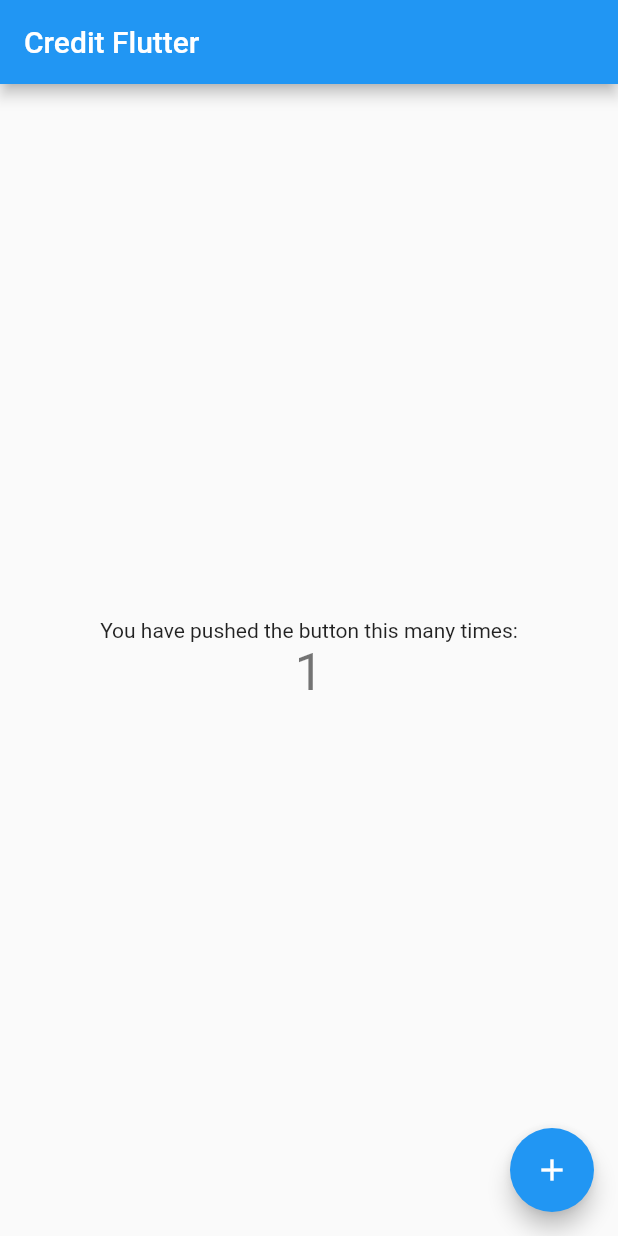
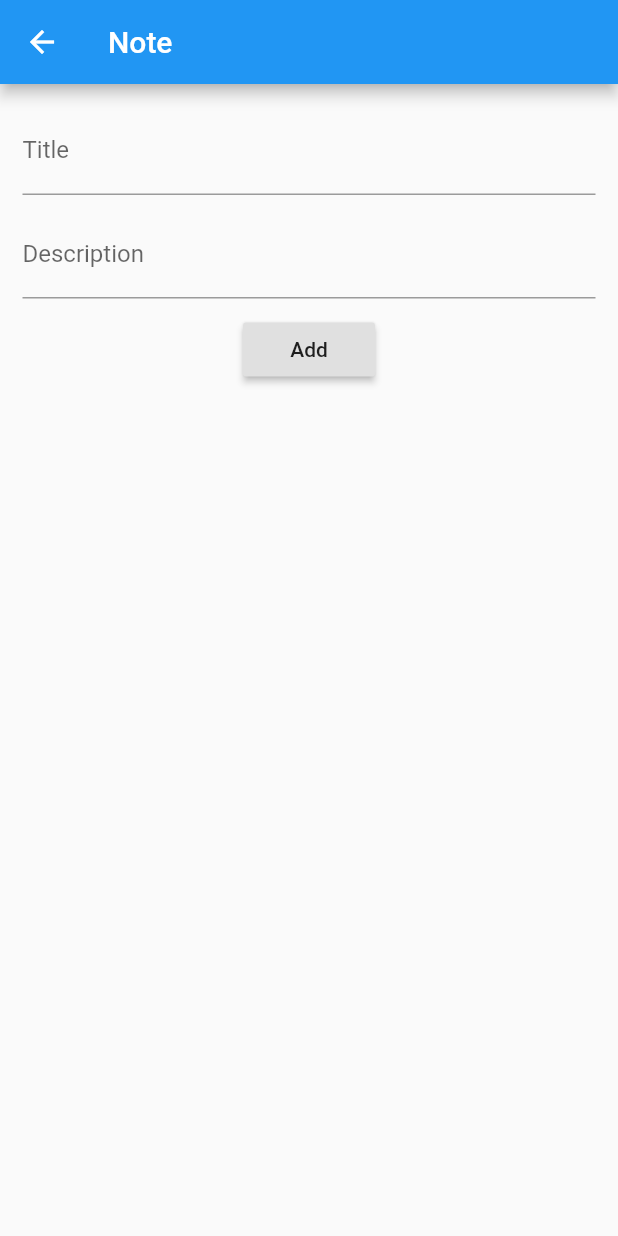
Before and after one commit to korakotlee/credit_flutter, a Flutter app: the screen it shows after launch, after a tap on the "add" icon, on a phone screen of 412 x 824 dp. Run offline on Flutter 3.47's test engine with Material 2 defaults, Android fonts, the phone set to English and light mode, and no system bars; our stand-ins replace sqflite; accounts and stored records are empty.

Commit message:
done example from https://grokonez.com/android/flutter-sqlite-example-listview-crud-operations-sqflite-plugin

```diff
--- a/lib/main.dart
+++ b/lib/main.dart
@@ -1,109 +1,9 @@
 import 'package:flutter/material.dart';
+import 'package:credit_flutter/ui/listview_note.dart';
 
-void main() => runApp(new MyApp());
-
-class MyApp extends StatelessWidget {
-  // This widget is the root of your application.
-  @override
-  Widget build(BuildContext context) {
-    return new MaterialApp(
-      title: 'Flutter Demo',
-      theme: new ThemeData(
-        // This is the theme of your application.
-        //
-        // Try running your application with "flutter run". You'll see the
-        // application has a blue toolbar. Then, without quitting the app, try
-        // changing the primarySwatch below to Colors.green and then invoke
-        // "hot reload" (press "r" in the console where you ran "flutter run",
-        // or press Run > Flutter Hot Reload in IntelliJ). Notice that the
-        // counter didn't reset back to zero; the application is not restarted.
-        primarySwatch: Colors.blue,
+void main() => runApp(
+      MaterialApp(
+        title: 'Returning Data',
+        home: ListViewNote(),
       ),
-      home: new MyHomePage(title: 'Credit Flutter'),
     );
-  }
-}
-
-class MyHomePage extends StatefulWidget {
-  MyHomePage({Key key, this.title}) : super(key: key);
-
-  // This widget is the home page of your application. It is stateful, meaning
-  // that it has a State object (defined below) that contains fields that affect
-  // how it looks.
-
-  // This class is the configuration for the state. It holds the values (in this
-  // case the title) provided by the parent (in this case the App widget) and
-  // used by the build method of the State. Fields in a Widget subclass are
-  // always marked "final".
-
-  final String title;
-
-  @override
-  _MyHomePageState createState() => new _MyHomePageState();
-}
-
-class _MyHomePageState extends State<MyHomePage> {
-  int _counter = 0;
-
-  void _incrementCounter() {
-    setState(() {
-      // This call to setState tells the Flutter framework that something has
-      // changed in this State, which causes it to rerun the build method below
-      // so that the display can reflect the updated values. If we changed
-      // _counter without calling setState(), then the build method would not be
-      // called again, and so nothing would appear to happen.
-      _counter++;
-    });
-  }
-
-  @override
-  Widget build(BuildContext context) {
-    // This method is rerun every time setState is called, for instance as done
-    // by the _incrementCounter method above.
-    //
-    // The Flutter framework has been optimized to make rerunning build methods
-    // fast, so that you can just rebuild anything that needs updating rather
-    // than having to individually change instances of widgets.
-    return new Scaffold(
-      appBar: new AppBar(
-        // Here we take the value from the MyHomePage object that was created by
-        // the App.build method, and use it to set our appbar title.
-        title: new Text(widget.title),
-      ),
-      body: new Center(
-        // Center is a layout widget. It takes a single child and positions it
-        // in the middle of the parent.
-        child: new Column(
-          // Column is also layout widget. It takes a list of children and
-          // arranges them vertically. By default, it sizes itself to fit its
-          // children horizontally, and tries to be as tall as its parent.
-          //
-          // Invoke "debug paint" (press "p" in the console where you ran
-          // "flutter run", or select "Toggle Debug Paint" from the Flutter tool
-          // window in IntelliJ) to see the wireframe for each widget.
-          //
-          // Column has various properties to control how it sizes itself and
-          // how it positions its children. Here we use mainAxisAlignment to
-          // center the children vertically; the main axis here is the vertical
-          // axis because Columns are vertical (the cross axis would be
-          // horizontal).
-          mainAxisAlignment: MainAxisAlignment.center,
-          children: <Widget>[
-            new Text(
-              'You have pushed the button this many times:',
-            ),
-            new Text(
-              '$_counter',
-              style: Theme.of(context).textTheme.display1,
-            ),
-          ],
-        ),
-      ),
-      floatingActionButton: new FloatingActionButton(
-        onPressed: _incrementCounter,
-        tooltip: 'Increment',
-        child: new Icon(Icons.add),
-      ), // This trailing comma makes auto-formatting nicer for build methods.
-    );
-  }
-}
--- a/lib/model/card.dart
+++ b/lib/model/note.dart
@@ -1,11 +1,11 @@
-class Card {
+class Note {
   int _id;
   String _title;
   String _description;
 
-  Card(this._title, this._description);
+  Note(this._title, this._description);
 
-  Card.map(dynamic obj) {
+  Note.map(dynamic obj) {
     this._id = obj['id'];
     this._title = obj['title'];
     this._description = obj['description'];
@@ -26,7 +26,7 @@ class Card {
     return map;
   }
 
-  Card.fromMap(Map<String, dynamic> map) {
+  Note.fromMap(Map<String, dynamic> map) {
     this._id = map['id'];
     this._title = map['title'];
     this._description = map['description'];
--- /dev/null
+++ b/lib/ui/listview_note.dart
@@ -0,0 +1,137 @@
+import 'package:flutter/material.dart';
+import 'package:credit_flutter/model/note.dart';
+import 'package:credit_flutter/util/database_helper.dart';
+import 'package:credit_flutter/ui/note_screen.dart';
+
+class ListViewNote extends StatefulWidget {
+  @override
+  _ListViewNoteState createState() => new _ListViewNoteState();
+}
+
+class _ListViewNoteState extends State<ListViewNote> {
+  List<Note> items = new List();
+  DatabaseHelper db = new DatabaseHelper();
+
+  @override
+  void initState() {
+    super.initState();
+
+    db.getAllNotes().then((notes) {
+      setState(() {
+        notes.forEach((note) {
+          items.add(Note.fromMap(note));
+        });
+      });
+    });
+  }
+
+  @override
+  Widget build(BuildContext context) {
+    return MaterialApp(
+      title: 'JSA ListView Demo',
+      home: Scaffold(
+        appBar: AppBar(
+          title: Text('KoCard'),
+          centerTitle: true,
+          backgroundColor: Colors.blue,
+        ),
+        body: Center(
+          child: ListView.builder(
+              itemCount: items.length,
+              padding: const EdgeInsets.all(15.0),
+              itemBuilder: (context, position) {
+                return Column(
+                  children: <Widget>[
+                    Divider(height: 5.0),
+                    ListTile(
+                      title: Text(
+                        '${items[position].title}',
+                        style: TextStyle(
+                          fontSize: 22.0,
+                          color: Colors.deepOrangeAccent,
+                        ),
+                      ),
+                      subtitle: Text(
+                        '${items[position].description}',
+                        style: new TextStyle(
+                          fontSize: 18.0,
+                          fontStyle: FontStyle.italic,
+                        ),
+                      ),
+                      leading: Column(
+                        children: <Widget>[
+                          Padding(padding: EdgeInsets.all(10.0)),
+                          CircleAvatar(
+                            backgroundColor: Colors.blueAccent,
+                            radius: 15.0,
+                            child: Text(
+                              '${items[position].id}',
+                              style: TextStyle(
+                                fontSize: 22.0,
+                                color: Colors.white,
+                              ),
+                            ),
+                          ),
+                          IconButton(
+                              icon: const Icon(Icons.remove_circle_outline),
+                              onPressed: () => _deleteNote(context, items[position], position)),
+                        ],
+                      ),
+                      onTap: () => _navigateToNote(context, items[position]),
+                    ),
+                  ],
+                );
+              }),
+        ),
+        floatingActionButton: FloatingActionButton(
+          child: Icon(Icons.add),
+          onPressed: () => _createNewNote(context),
+        ),
+      ),
+    );
+  }
+
+  void _deleteNote(BuildContext context, Note note, int position) async {
+    db.deleteNote(note.id).then((notes) {
+      setState(() {
+        items.removeAt(position);
+      });
+    });
+  }
+
+  void _navigateToNote(BuildContext context, Note note) async {
+    String result = await Navigator.push(
+      context,
+      MaterialPageRoute(builder: (context) => NoteScreen(note)),
+    );
+
+    if (result == 'update') {
+      db.getAllNotes().then((notes) {
+        setState(() {
+          items.clear();
+          notes.forEach((note) {
+            items.add(Note.fromMap(note));
+          });
+        });
+      });
+    }
+  }
+
+  void _createNewNote(BuildContext context) async {
+    String result = await Navigator.push(
+      context,
+      MaterialPageRoute(builder: (context) => NoteScreen(Note('', ''))),
+    );
+
+    if (result == 'save') {
+      db.getAllNotes().then((notes) {
+        setState(() {
+          items.clear();
+          notes.forEach((note) {
+            items.add(Note.fromMap(note));
+          });
+        });
+      });
+    }
+  }
+}
--- /dev/null
+++ b/lib/ui/note_screen.dart
@@ -0,0 +1,69 @@
+import 'package:flutter/material.dart';
+import 'package:credit_flutter/model/note.dart';
+import 'package:credit_flutter/util/database_helper.dart';
+
+class NoteScreen extends StatefulWidget {
+  final Note note;
+  NoteScreen(this.note);
+
+  @override
+  State<StatefulWidget> createState() => new _NoteScreenState();
+}
+
+class _NoteScreenState extends State<NoteScreen> {
+  DatabaseHelper db = new DatabaseHelper();
+
+  TextEditingController _titleController;
+  TextEditingController _descriptionController;
+
+  @override
+  void initState() {
+    super.initState();
+
+    _titleController = new TextEditingController(text: widget.note.title);
+    _descriptionController = new TextEditingController(text: widget.note.description);
+  }
+
+  @override
+  Widget build(BuildContext context) {
+    return Scaffold(
+      appBar: AppBar(title: Text('Note')),
+      body: Container(
+        margin: EdgeInsets.all(15.0),
+        alignment: Alignment.center,
+        child: Column(
+          children: <Widget>[
+            TextField(
+              controller: _titleController,
+              decoration: InputDecoration(labelText: 'Title'),
+            ),
+            Padding(padding: new EdgeInsets.all(5.0)),
+            TextField(
+              controller: _descriptionController,
+              decoration: InputDecoration(labelText: 'Description'),
+            ),
+            Padding(padding: new EdgeInsets.all(5.0)),
+            RaisedButton(
+              child: (widget.note.id != null) ? Text('Update') : Text('Add'),
+              onPressed: () {
+                if (widget.note.id != null) {
+                  db.updateNote(Note.fromMap({
+                    'id': widget.note.id,
+                    'title': _titleController.text,
+                    'description': _descriptionController.text
+                  })).then((_) {
+                    Navigator.pop(context, 'update');
+                  });
+                }else {
+                  db.saveNote(Note(_titleController.text, _descriptionController.text)).then((_) {
+                    Navigator.pop(context, 'save');
+                  });
+                }
+              },
+            ),
+          ],
+        ),
+      ),
+    );
+  }
+}
--- a/lib/util/database_helper.dart
+++ b/lib/util/database_helper.dart
@@ -2,14 +2,14 @@ import 'dart:async';
 
 import 'package:sqflite/sqflite.dart';
 import 'package:path/path.dart';
-import 'package:credit_flutter/model/card.dart';
+import 'package:credit_flutter/model/note.dart';
 
 class DatabaseHelper {
   static final DatabaseHelper _instance = new DatabaseHelper.internal();
 
   factory DatabaseHelper() => _instance;
 
-  final String tableCard = 'cardTable';
+  final String tableNote = 'noteTable';
   final String columnId = 'id';
   final String columnTitle = 'title';
   final String columnDescription = 'description';
@@ -29,7 +29,7 @@ class DatabaseHelper {
 
   initDb() async {
     String databasesPath = await getDatabasesPath();
-    String path = join(databasesPath, 'cards.db');
+    String path = join(databasesPath, 'notes.db');
 
 //    await deleteDatabase(path); // just for testing
 
@@ -42,9 +42,9 @@ class DatabaseHelper {
         'CREATE TABLE $tableNote($columnId INTEGER PRIMARY KEY, $columnTitle TEXT, $columnDescription TEXT)');
   }
 
-  Future<int> saveCard(Card card) async {
+  Future<int> saveNote(Note note) async {
     var dbClient = await db;
-    var result = await dbClient.insert(tableCard, card.toMap());
+    var result = await dbClient.insert(tableNote, note.toMap());
 //    var result = await dbClient.rawInsert(
 //        'INSERT INTO $tableNote ($columnTitle, $columnDescription) VALUES (\'${note.title}\', \'${note.description}\')');
 
@@ -53,7 +53,7 @@ class DatabaseHelper {
 
   Future<List> getAllNotes() async {
     var dbClient = await db;
-    var result = await dbClient.query(tableCard, columns: [columnId, columnTitle, columnDescription]);
+    var result = await dbClient.query(tableNote, columns: [columnId, columnTitle, columnDescription]);
 //    var result = await dbClient.rawQuery('SELECT * FROM $tableNote');
 
     return result.toList();
@@ -64,30 +64,30 @@ class DatabaseHelper {
     return Sqflite.firstIntValue(await dbClient.rawQuery('SELECT COUNT(*) FROM $tableNote'));
   }
 
-  Future<Note> getCard(int id) async {
+  Future<Note> getNote(int id) async {
     var dbClient = await db;
-    List<Map> result = await dbClient.query(tableCard,
+    List<Map> result = await dbClient.query(tableNote,
         columns: [columnId, columnTitle, columnDescription],
         where: '$columnId = ?',
         whereArgs: [id]);
 //    var result = await dbClient.rawQuery('SELECT * FROM $tableNote WHERE $columnId = $id');
 
     if (result.length > 0) {
-      return new Card.fromMap(result.first);
+      return new Note.fromMap(result.first);
     }
 
     return null;
   }
 
-  Future<int> deleteCard(int id) async {
+  Future<int> deleteNote(int id) async {
     var dbClient = await db;
-    return await dbClient.delete(tableCard, where: '$columnId = ?', whereArgs: [id]);
+    return await dbClient.delete(tableNote, where: '$columnId = ?', whereArgs: [id]);
 //    return await dbClient.rawDelete('DELETE FROM $tableNote WHERE $columnId = $id');
   }
 
-  Future<int> updateCard(Card card) async {
+  Future<int> updateNote(Note note) async {
     var dbClient = await db;
-    return await dbClient.update(tableCard, card.toMap(), where: "$columnId = ?", whereArgs: [note.id]);
+    return await dbClient.update(tableNote, note.toMap(), where: "$columnId = ?", whereArgs: [note.id]);
 //    return await dbClient.rawUpdate(
 //        'UPDATE $tableNote SET $columnTitle = \'${note.title}\', $columnDescription = \'${note.description}\' WHERE $columnId = ${note.id}');
   }
--- a/pubspec.yaml
+++ b/pubspec.yaml
@@ -1,4 +1,4 @@
-name: flutter_credit
+name: credit_flutter
 description: A new Flutter project.
 
 # The following defines the version and build number for your application.
```
Also changed, not shown: pubspec.lock.
